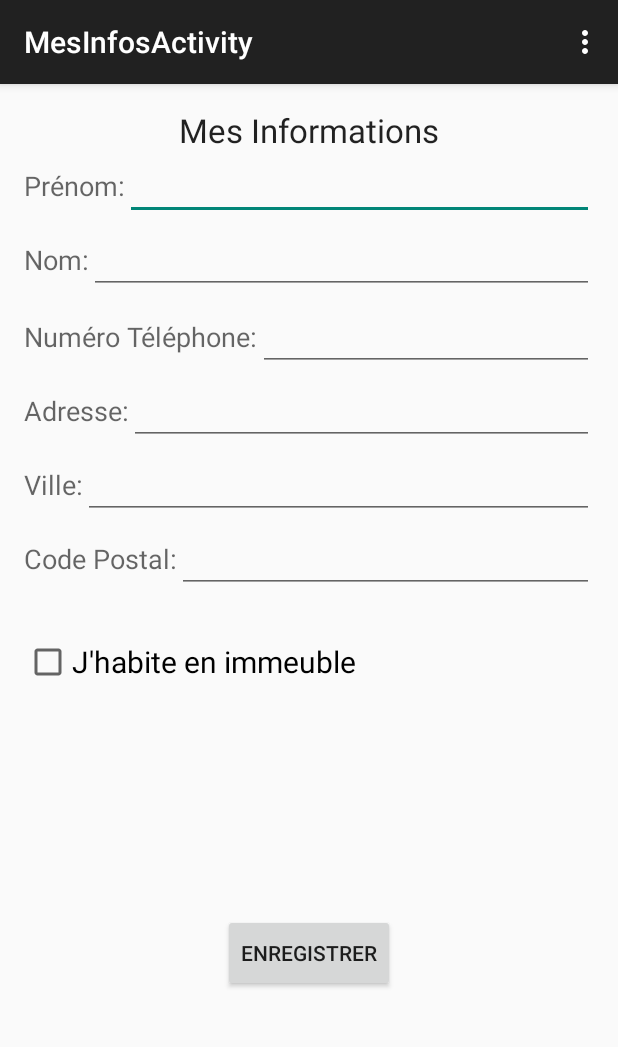
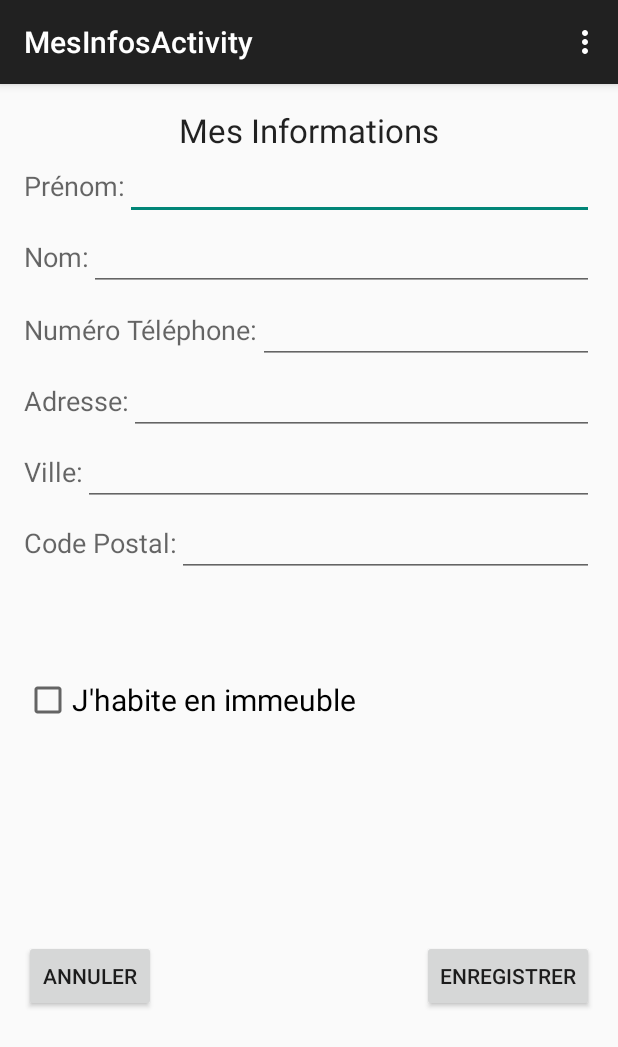
Before and after one commit to Binayre/ProjetSynSMS114, an Android app: the screen it shows after launch (MesInfosActivity), after a tap on "MES INFOS", on a phone screen of 412 x 824 dp. Shown: the top 1047 px of the screen. Run offline under Robolectric (Android 15) with nearby library versions, the phone set to English and light mode, and no system bars.

Commit message:
Version 0.2
Ajout de l'activity permettant d'indiquer la cause de l'appel et
création d'une classe "Message". Pour éviter de coder 5 listener pour
les causes, j'ai utilisé une astuce que j'expliquerai plus tard

```diff
--- a/SMS114/app/src/main/java/hupays_nenich/com/sms114/AccueilActivity.java
+++ b/SMS114/app/src/main/java/hupays_nenich/com/sms114/AccueilActivity.java
@@ -7,9 +7,9 @@ import android.view.MenuItem;
 import android.widget.Button;
 
 
-public class AccueilActivity extends ActionBarActivity {
+public class AccueilActivity extends GlobalActivity {
 
-    private Button btnMesInfos;
+    private Button btnMesInfos, btnSMS114;
 
     @Override
     protected void onCreate(Bundle savedInstanceState) {
@@ -18,6 +18,12 @@ public class AccueilActivity extends ActionBarActivity {
 
         btnMesInfos = (Button)findViewById(R.id.btnMesInfos);
         btnMesInfos.setOnClickListener(new MesInfosListener(this));
+
+        btnSMS114 = (Button)findViewById(R.id.btnSMS114);
+
+        this.message = new Message();
+
+        btnSMS114.setOnClickListener(new SMS114Listener(this));
     }
 
 
--- /dev/null
+++ b/SMS114/app/src/main/java/hupays_nenich/com/sms114/Message.java
@@ -0,0 +1,81 @@
+package hupays_nenich.com.sms114;
+
+import java.io.Serializable;
+
+/**
+ * Created by Jérémy on 10/01/2015.
+ */
+public class Message implements Serializable{
+
+    private String numero, cause, details_causes, symptomes, adresse, precisions;
+    private int nb_victime;
+
+    public Message() {
+        this.numero = "";
+        this.cause = "";
+        this.details_causes = "";
+        this.symptomes = "";
+        this.adresse = "";
+        this.precisions = "";
+        this.nb_victime = 0;
+    }
+
+    public String getNumero() { return numero; }
+
+    public void setNumero(String numero) { this.numero = numero; }
+
+    public String getCause() {
+        return cause;
+    }
+
+    public void setCause(String cause) {
+        this.cause = cause;
+    }
+
+    public String getDetails_causes() {
+        return details_causes;
+    }
+
+    public void setDetails_causes(String details_causes) {
+        this.details_causes = details_causes;
+    }
+
+    public String getSymptomes() {
+        return symptomes;
+    }
+
+    public void setSymptomes(String symptomes) {
+        this.symptomes = symptomes;
+    }
+
+    public String getAdresse() {
+        return adresse;
+    }
+
+    public void setAdresse(String adresse) {
+        this.adresse = adresse;
+    }
+
+    public String getPrecisions() {
+        return precisions;
+    }
+
+    public void setPrecisions(String precisions) {
+        this.precisions = precisions;
+    }
+
+    public int getNb_victime() {
+        return nb_victime;
+    }
+
+    public void setNb_victime(int nb_victime) {
+        this.nb_victime = nb_victime;
+    }
+
+    @Override
+    public String toString() {
+        return " Je vous appelle pour vous signaler un/une "+ cause +
+                " impliquant "+ details_causes +".\n Il y a "+ nb_victime+
+                " victimes souffrant de "+ symptomes +".\n"+ precisions+ ".\n Je me trouve à "+ adresse+".";
+    }
+}
--- /dev/null
+++ b/SMS114/app/src/main/java/hupays_nenich/com/sms114/RetourListener.java
@@ -0,0 +1,21 @@
+package hupays_nenich.com.sms114;
+
+import android.content.Intent;
+import android.view.View;
+
+/**
+ * Created by Jérémy on 10/01/2015.
+ */
+public class RetourListener implements View.OnClickListener{
+
+    private GlobalActivity activity;
+
+    public RetourListener(GlobalActivity activity) {
+        this.activity = activity;
+    }
+
+    @Override
+    public void onClick(View v) {
+        activity.finish();
+    }
+}
--- /dev/null
+++ b/SMS114/app/src/main/java/hupays_nenich/com/sms114/SMS114Listener.java
@@ -0,0 +1,28 @@
+package hupays_nenich.com.sms114;
+
+import android.accounts.AccountManager;
+import android.content.Intent;
+import android.view.View;
+
+import hupays_nenich.com.sms114.causes.CauseActivity;
+
+/**
+ * Created by Jérémy on 10/01/2015.
+ */
+public class SMS114Listener implements View.OnClickListener{
+
+   private AccueilActivity activity;
+
+    public SMS114Listener(AccueilActivity activity) {
+        this.activity = activity;
+    }
+
+    @Override
+    public void onClick(View v) {
+
+        activity.getMessage().setNumero("114");
+        Intent intent = new Intent(activity, CauseActivity.class);
+        intent.putExtra("message",activity.getMessage());
+        activity.startActivity(intent);
+    }
+}
--- a/SMS114/app/src/main/java/hupays_nenich/com/sms114/mesInfos/MesInfosActivity.java
+++ b/SMS114/app/src/main/java/hupays_nenich/com/sms114/mesInfos/MesInfosActivity.java
@@ -1,7 +1,6 @@
 package hupays_nenich.com.sms114.mesInfos;
 
-import android.content.Context;
-import android.support.v7.app.ActionBarActivity;
+
 import android.os.Bundle;
 import android.view.Menu;
 import android.view.MenuItem;
@@ -11,17 +10,18 @@ import android.widget.EditText;
 import android.widget.TextView;
 
 import java.io.BufferedReader;
-import java.io.BufferedWriter;
 import java.io.FileNotFoundException;
 import java.io.InputStream;
 import java.io.InputStreamReader;
 import java.io.OutputStreamWriter;
 
+import hupays_nenich.com.sms114.GlobalActivity;
 import hupays_nenich.com.sms114.R;
+import hupays_nenich.com.sms114.RetourListener;
 
-public class MesInfosActivity extends ActionBarActivity {
+public class MesInfosActivity extends GlobalActivity {
 
-    private Button btnEnregistrer;
+    private Button btnEnregistrer, btnAnnuler;
     private TextView txtEtage, txtCodePorte, txtPorte;
     private EditText edtPrenom, edtNom, edtPhone, edtAdresse, edtVille, edtCodePostal, edtEtage, edtCodePorte, edtPorte;
     private CheckBox chkImmeuble;
@@ -51,6 +51,9 @@ public class MesInfosActivity extends ActionBarActivity {
 
         btnEnregistrer = (Button)findViewById(R.id.btnEnregistrer);
         btnEnregistrer.setOnClickListener(new EnregistrerListener(this));
+
+        btnAnnuler = (Button)findViewById(R.id.btnAnnuler);
+        btnAnnuler.setOnClickListener(new RetourListener(this));
 
         chargerDonnees();
     }
--- a/SMS114/app/src/main/res/layout/activity_accueil.xml
+++ b/SMS114/app/src/main/res/layout/activity_accueil.xml
@@ -59,7 +59,8 @@
                 android:layout_gravity="right"
                 android:layout_alignParentTop="true"
                 android:layout_alignParentRight="true"
-                android:layout_alignParentEnd="true" />
+                android:layout_alignParentEnd="true"
+                android:layout_alignParentLeft="false" />
         </RelativeLayout>
 
     </LinearLayout>
--- a/SMS114/app/src/main/res/layout/activity_mes_infos.xml
+++ b/SMS114/app/src/main/res/layout/activity_mes_infos.xml
@@ -156,7 +156,7 @@
         <LinearLayout
             android:orientation="horizontal"
             android:layout_width="match_parent"
-            android:layout_height="wrap_content"
+            android:layout_height="50dp"
             android:layout_weight="0.12"></LinearLayout>
 
         <LinearLayout
@@ -242,13 +242,28 @@
                 android:visibility="invisible" />
         </LinearLayout>
 
-        <Button
-            android:layout_width="wrap_content"
-            android:layout_height="wrap_content"
-            android:text="Enregistrer"
-            android:id="@+id/btnEnregistrer"
-            android:layout_gravity="center_horizontal"
-            android:layout_weight="0.02" />
+        <RelativeLayout
+            android:layout_width="match_parent"
+            android:layout_height="100dp">
+
+            <Button
+                android:layout_width="wrap_content"
+                android:layout_height="wrap_content"
+                android:text="@string/enregistrer"
+                android:id="@+id/btnEnregistrer"
+                android:layout_gravity="center_horizontal"
+                android:layout_weight="0.02"
+                android:layout_alignParentRight="true" />
+
+            <Button
+                android:layout_width="wrap_content"
+                android:layout_height="wrap_content"
+                android:text="@string/annuler"
+                android:id="@+id/btnAnnuler"
+                android:layout_alignParentTop="true"
+                android:layout_alignParentLeft="true"
+                android:layout_alignParentStart="true" />
+        </RelativeLayout>
 
     </LinearLayout>
 </RelativeLayout>
```
Also changed, not shown: SMS114/app/src/main/AndroidManifest.xml (+5 -4 lines), SMS114/app/src/main/java/hupays_nenich/com/sms114/GlobalActivity.java (added, +36 -0 lines), SMS114/app/src/main/java/hupays_nenich/com/sms114/causes/CauseActivity.java (added, +74 -0 lines), SMS114/app/src/main/java/hupays_nenich/com/sms114/causes/CauseListener.java (added, +28 -0 lines), SMS114/app/src/main/res/layout/activity_cause.xml (added, +80 -0 lines), SMS114/app/src/main/res/menu/menu_cause.xml (added, +7 -0 lines), SMS114/app/src/main/res/values/strings.xml (+9 -0 lines), SMS114/app/src/main/res/drawable/accident_route_icone.png (added), SMS114/app/src/main/res/drawable/autre.png (added), SMS114/app/src/main/res/drawable/blessures_animales.png (added), SMS114/app/src/main/res/drawable/catastrophe_naturelle.png (added), SMS114/app/src/main/res/drawable/incendie_icone.png (added), SMS114/app/src/main/res/drawable/retour.png (added).
